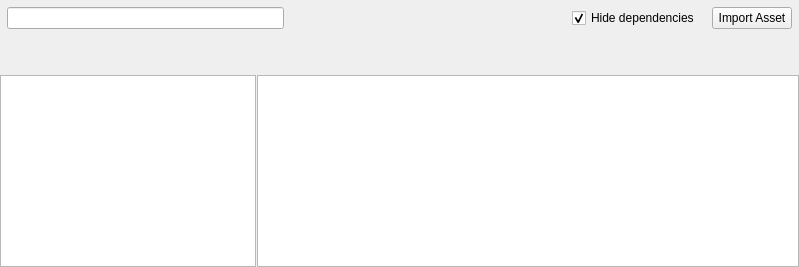
Before: the Qt Designer form src/widgets/assetwidget.ui in jahshaka/Studio, drawn with Qt 5.
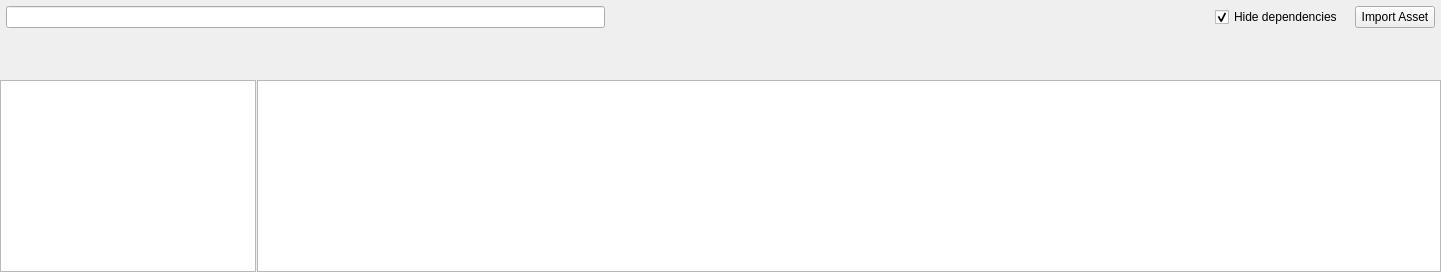
After: the same form once the commit is applied.

Patch:
```diff
--- a/src/widgets/assetwidget.ui
+++ b/src/widgets/assetwidget.ui
@@ -6,8 +6,8 @@
    <rect>
     <x>0</x>
     <y>0</y>
-    <width>799</width>
-    <height>267</height>
+    <width>1441</width>
+    <height>272</height>
    </rect>
   </property>
   <property name="windowTitle">
@@ -45,16 +45,16 @@
        <number>12</number>
       </property>
       <property name="leftMargin">
-       <number>7</number>
+       <number>6</number>
       </property>
       <property name="topMargin">
-       <number>7</number>
+       <number>6</number>
       </property>
       <property name="rightMargin">
-       <number>7</number>
+       <number>6</number>
       </property>
       <property name="bottomMargin">
-       <number>7</number>
+       <number>6</number>
       </property>
       <item>
        <widget class="QLineEdit" name="searchBar"/>
@@ -94,6 +94,9 @@
    </item>
    <item row="1" column="0">
     <layout class="QHBoxLayout" name="horizontalLayout_2">
+     <item>
+      <widget class="QWidget" name="dirControls" native="true"/>
+     </item>
      <item>
       <widget class="QWidget" name="breadCrumb" native="true"/>
      </item>
@@ -146,23 +149,11 @@
      </widget>
      <widget class="QListWidget" name="assetView">
       <property name="sizePolicy">
-       <sizepolicy hsizetype="Preferred" vsizetype="Preferred">
+       <sizepolicy hsizetype="Expanding" vsizetype="Expanding">
         <horstretch>1</horstretch>
         <verstretch>0</verstretch>
        </sizepolicy>
       </property>
-      <property name="styleSheet">
-       <string notr="true"/>
-      </property>
-      <property name="editTriggers">
-       <set>QAbstractItemView::NoEditTriggers</set>
-      </property>
-      <property name="iconSize">
-       <size>
-        <width>0</width>
-        <height>0</height>
-       </size>
-      </property>
      </widget>
     </widget>
    </item>
```
